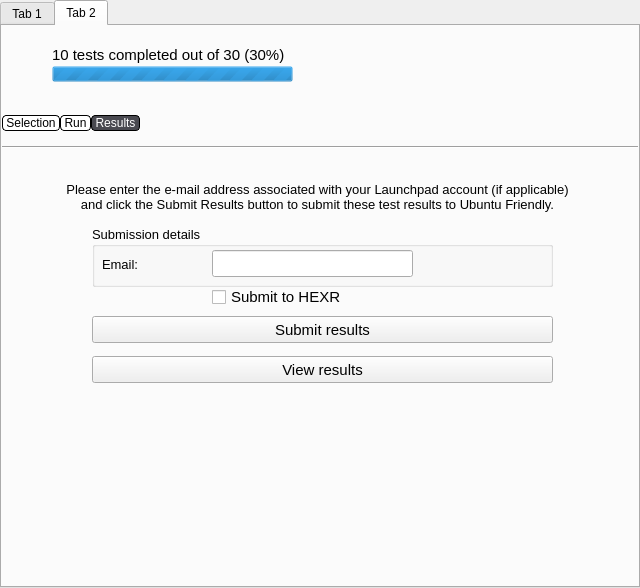
First picture: the form in qt/frontend/qtfront.ui, repository checkbox/checkbox, before the edit.
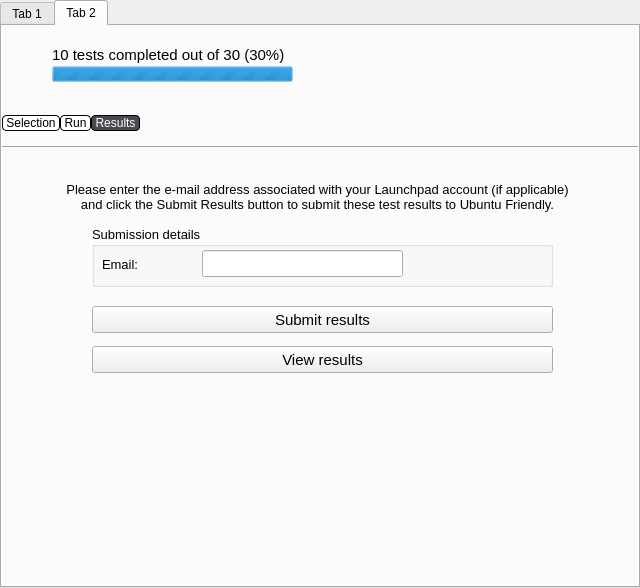
Second picture: the form after the edit. The open tabs and pages were chosen to show the change. Icons and pictures are not drawn.

Patch:
```diff
--- a/qt/frontend/qtfront.ui
+++ b/qt/frontend/qtfront.ui
@@ -1098,7 +1098,7 @@
              <widget class="QLineEdit" name="submissionDataLineEdit">
               <property name="geometry">
                <rect>
-                <x>120</x>
+                <x>110</x>
                 <y>24</y>
                 <width>201</width>
                 <height>27</height>
@@ -1131,7 +1131,7 @@
              <property name="geometry">
               <rect>
                <x>90</x>
-               <y>170</y>
+               <y>160</y>
                <width>461</width>
                <height>27</height>
               </rect>
@@ -1144,7 +1144,7 @@
              <property name="geometry">
               <rect>
                <x>90</x>
-               <y>210</y>
+               <y>200</y>
                <width>461</width>
                <height>27</height>
               </rect>
@@ -1166,22 +1166,6 @@
               <enum>Qt::Horizontal</enum>
              </property>
             </widget>
-            <widget class="QCheckBox" name="submitToHexr">
-             <property name="enabled">
-              <bool>true</bool>
-             </property>
-             <property name="geometry">
-              <rect>
-               <x>210</x>
-               <y>140</y>
-               <width>201</width>
-               <height>22</height>
-              </rect>
-             </property>
-             <property name="text">
-              <string>Submit to HEXR</string>
-             </property>
-            </widget>
            </widget>
           </widget>
          </item>
```
Left out of the diff: 2 changed lines with no effect on the pictures.
